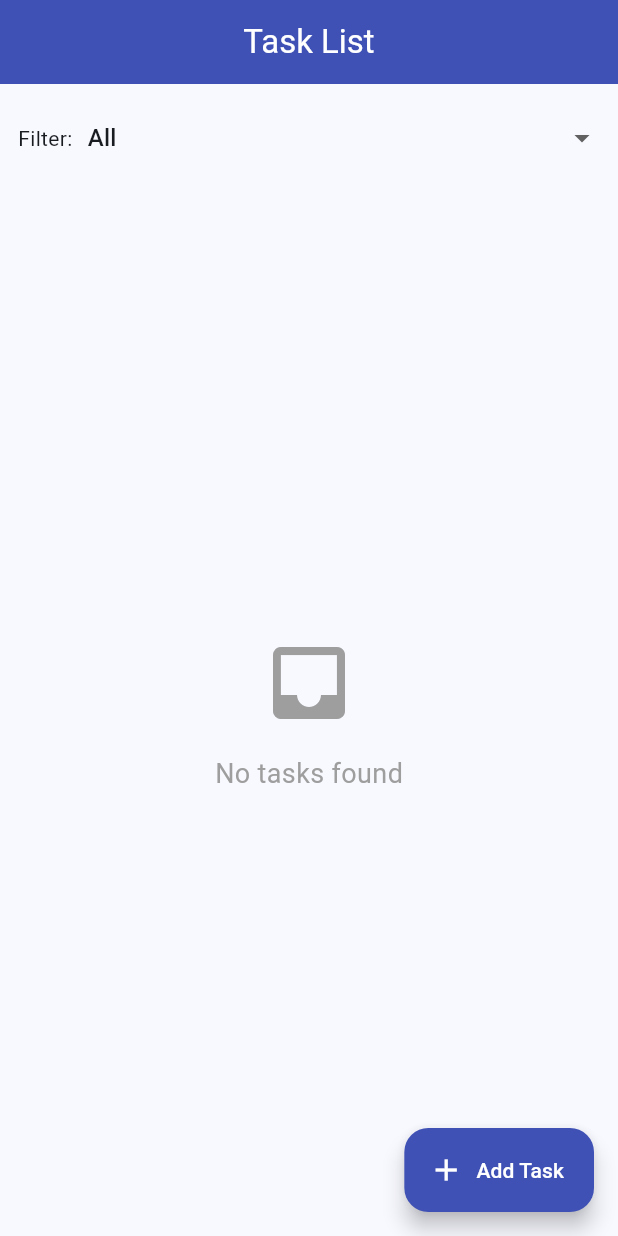
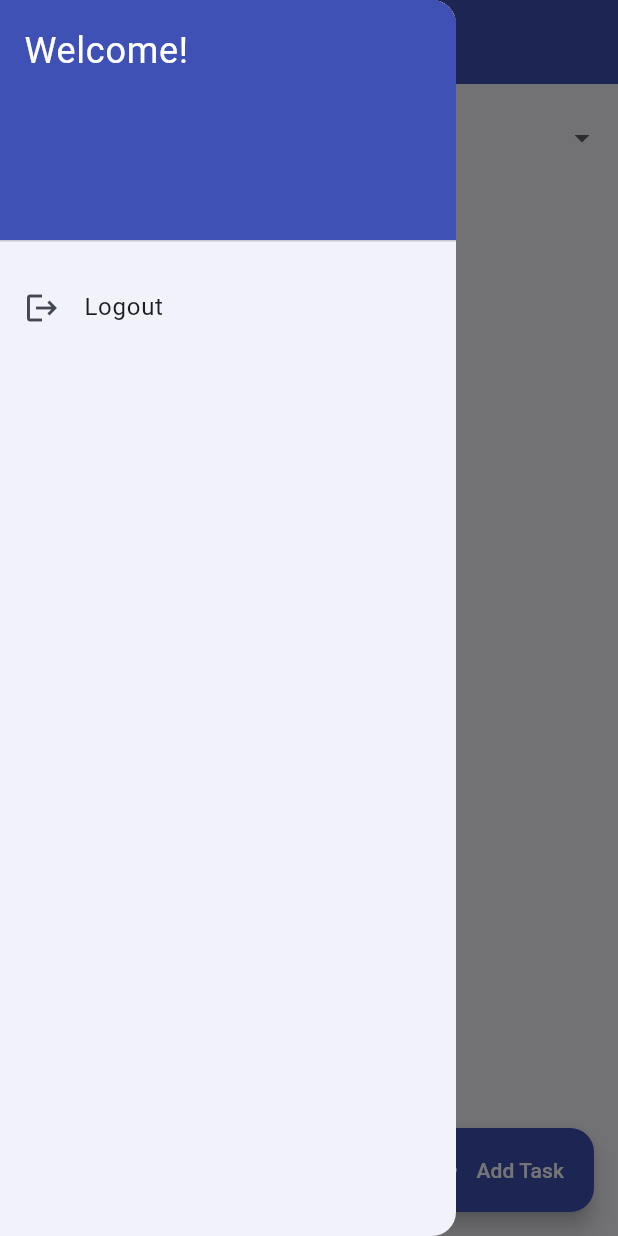
Before and after one commit to Sagar-BITS/flutter-app-assignment, a Flutter app: the TaskListPage screen opened directly, with the side drawer open (before the commit the screen has no drawer), on a phone screen of 412 x 824 dp. Run offline on Flutter 3.47's test engine with Material 3 defaults, Android fonts, the phone set to English and light mode, and no system bars; our stand-ins replace parse_server_sdk_flutter.

Commit message:
logout functionality

```diff
--- /dev/null
+++ b/lib/screens/logout_button.dart
@@ -0,0 +1,33 @@
+import 'package:flutter/material.dart';
+import 'package:parse_server_sdk_flutter/parse_server_sdk_flutter.dart';
+import '../screens/login_page.dart';
+
+class LogoutButton extends StatelessWidget {
+  const LogoutButton({super.key});
+
+  Future<void> _logout(BuildContext context) async {
+    final user = await ParseUser.currentUser() as ParseUser?;
+    if (user != null) {
+      final response = await user.logout();
+      if (response.success) {
+        Navigator.of(context).pushAndRemoveUntil(
+          MaterialPageRoute(builder: (_) => const LoginPage()),
+          (route) => false,
+        );
+      } else {
+        ScaffoldMessenger.of(context).showSnackBar(
+          SnackBar(content: Text('Logout failed: ${response.error?.message}')),
+        );
+      }
+    }
+  }
+
+  @override
+  Widget build(BuildContext context) {
+    return ListTile(
+      leading: const Icon(Icons.logout),
+      title: const Text('Logout'),
+      onTap: () => _logout(context),
+    );
+  }
+}
--- a/lib/screens/task_list_page.dart
+++ b/lib/screens/task_list_page.dart
@@ -3,6 +3,7 @@ import 'package:intl/intl.dart';
 import 'package:parse_server_sdk_flutter/parse_server_sdk_flutter.dart';
 import '../models/task.dart';
 import '../services/task_service.dart';
+import 'logout_button.dart';
 
 class TaskListPage extends StatefulWidget {
   const TaskListPage({super.key});
@@ -265,6 +266,21 @@ class _TaskListPageState extends State<TaskListPage> {
         title: const Text('Task List'),
         centerTitle: true,
       ),
+      drawer: Drawer(
+        child: ListView(
+          padding: EdgeInsets.zero,
+          children: const [
+            DrawerHeader(
+              decoration: BoxDecoration(color: Colors.indigo),
+              child: Text(
+                'Welcome!',
+                style: TextStyle(color: Colors.white, fontSize: 24),
+              ),
+            ),
+            LogoutButton(),
+          ],
+        ),
+      ),
       body: Column(
         children: [
           Padding(
```
